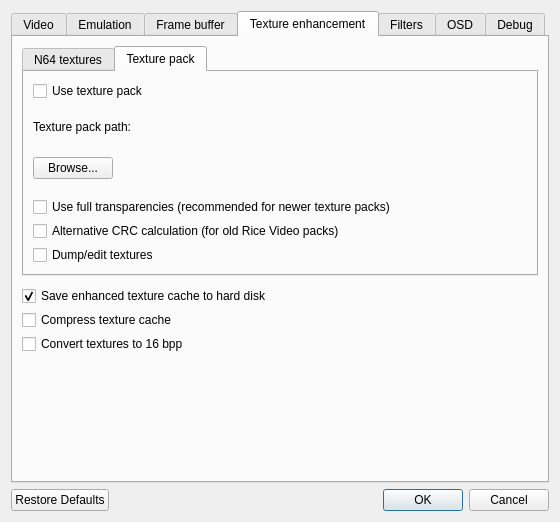
Old version of the form src/GLideNUI/configDialog.ui in the repository gonetz/GLideN64.
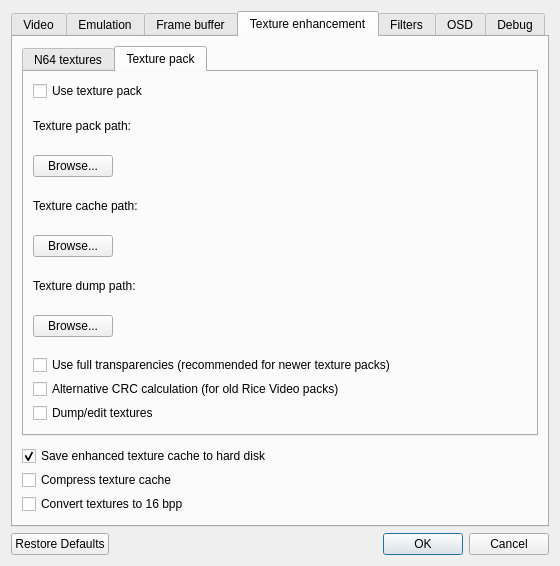
New version of the form. The open tabs and pages were chosen to show the change. Icons and pictures are not drawn.

Commit message:
Add 'texture cache path' and 'texture dump path' config option.
Implemented request mult htc support #1383

The edit to the form file:
```diff
--- a/src/GLideNUI/configDialog.ui
+++ b/src/GLideNUI/configDialog.ui
@@ -2393,6 +2393,92 @@
                      </property>
                     </widget>
                    </item>
+                   <item>
+                    <widget class="QLabel" name="txPackCacheLabel">
+                     <property name="text">
+                      <string notr="true"/>
+                     </property>
+                     <property name="wordWrap">
+                      <bool>true</bool>
+                     </property>
+                    </widget>
+                   </item>
+                   <item>
+                    <widget class="QLabel" name="texCachePathLabel">
+                     <property name="text">
+                      <string>Texture cache path:</string>
+                     </property>
+                     <property name="buddy">
+                      <cstring>texCachePathButton</cstring>
+                     </property>
+                    </widget>
+                   </item>
+                   <item>
+                    <widget class="QLabel" name="txCachePathLabel">
+                     <property name="text">
+                      <string notr="true"/>
+                     </property>
+                     <property name="wordWrap">
+                      <bool>true</bool>
+                     </property>
+                    </widget>
+                   </item>
+                   <item>
+                    <widget class="QPushButton" name="texCachePathButton">
+                     <property name="sizePolicy">
+                      <sizepolicy hsizetype="Fixed" vsizetype="Fixed">
+                       <horstretch>0</horstretch>
+                       <verstretch>0</verstretch>
+                      </sizepolicy>
+                     </property>
+                     <property name="text">
+                      <string>Browse...</string>
+                     </property>
+                    </widget>
+                   </item>
+                   <item>
+                    <widget class="QLabel" name="txCacheDumpLabel">
+                     <property name="text">
+                      <string notr="true"/>
+                     </property>
+                     <property name="wordWrap">
+                      <bool>true</bool>
+                     </property>
+                    </widget>
+                   </item>
+                   <item>
+                    <widget class="QLabel" name="texDumpPathLabel">
+                     <property name="text">
+                      <string>Texture dump path:</string>
+                     </property>
+                     <property name="buddy">
+                      <cstring>texDumpPathButton</cstring>
+                     </property>
+                    </widget>
+                   </item>
+                   <item>
+                    <widget class="QLabel" name="txDumpPathLabel">
+                     <property name="text">
+                      <string notr="true"/>
+                     </property>
+                     <property name="wordWrap">
+                      <bool>true</bool>
+                     </property>
+                    </widget>
+                   </item>
+                   <item>
+                    <widget class="QPushButton" name="texDumpPathButton">
+                     <property name="sizePolicy">
+                      <sizepolicy hsizetype="Fixed" vsizetype="Fixed">
+                       <horstretch>0</horstretch>
+                       <verstretch>0</verstretch>
+                      </sizepolicy>
+                     </property>
+                     <property name="text">
+                      <string>Browse...</string>
+                     </property>
+                    </widget>
+                   </item>
                   </layout>
                  </widget>
                 </item>
```
The commit also changes 17 other files.
